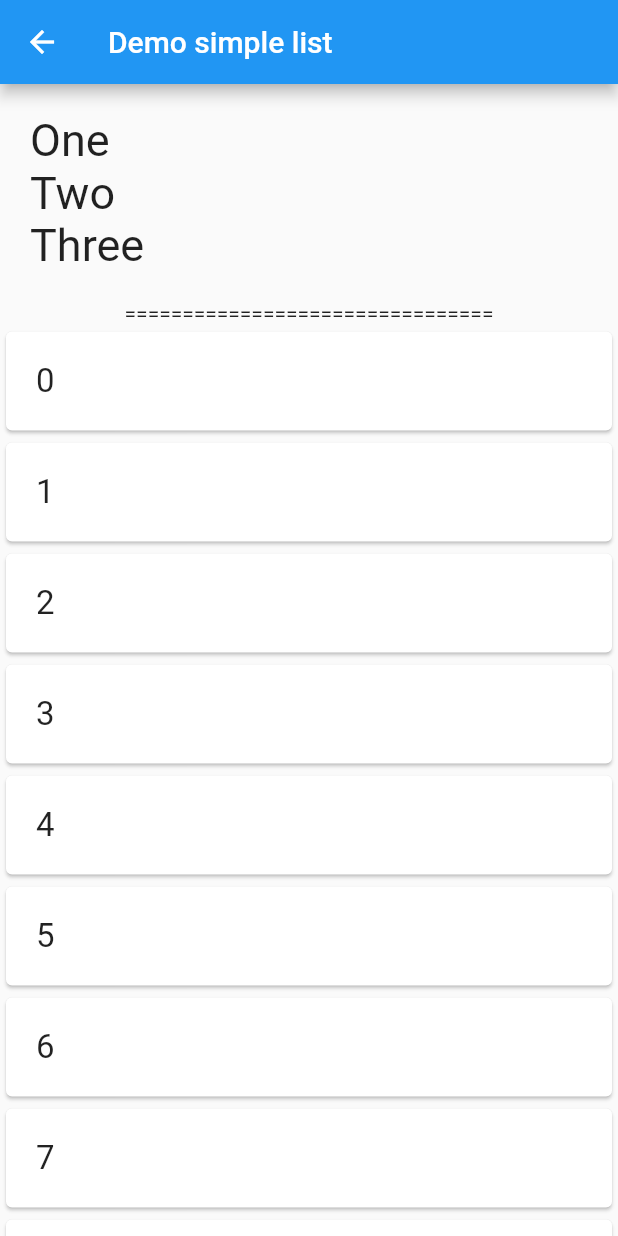
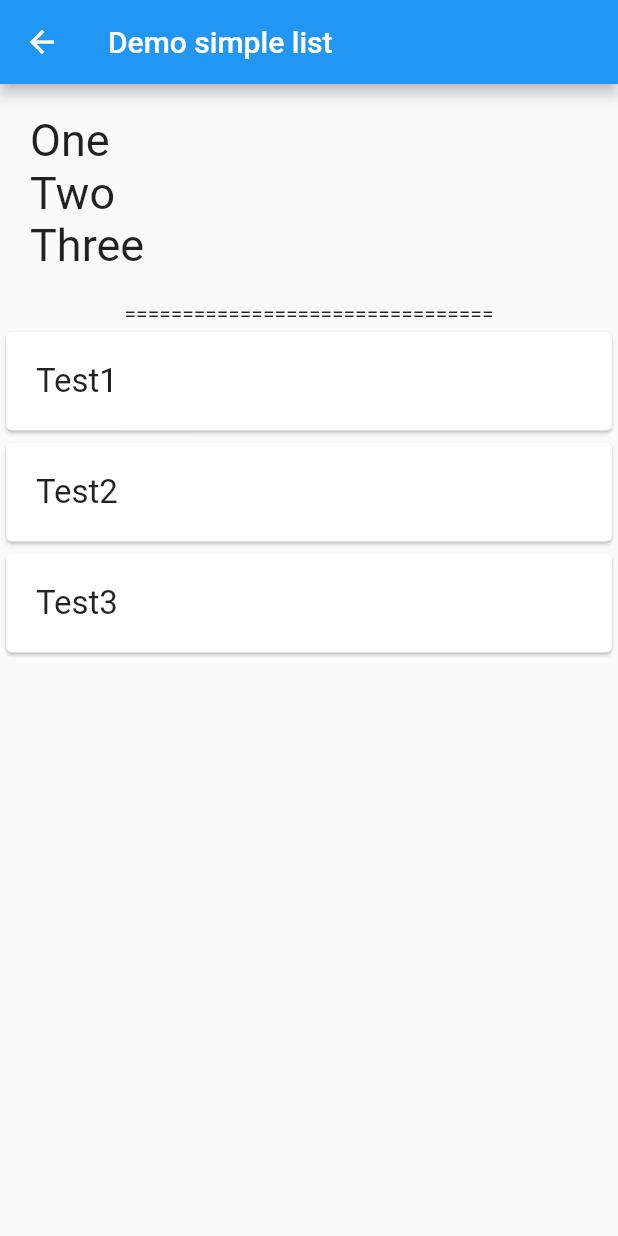
Before and after one commit to doremichen/flutter_list_demo, a Flutter app: the screen it shows after launch, after a tap on "List demo1", on a phone screen of 412 x 824 dp. Run offline on Flutter 3.47's test engine with Material 2 defaults, Android fonts, the phone set to English and light mode, and no system bars; our stand-ins replace fluttertoast.

Commit message:
Add dynamic list view button and practice to build the dynamic list

```diff
--- a/lib/main.dart
+++ b/lib/main.dart
@@ -1,4 +1,7 @@
 import 'package:flutter/material.dart';
+
+import 'src/utils.dart';
+import 'src/dynamic_list.dart';
 
 void main() => runApp(MyApp());
 
@@ -26,6 +29,7 @@ class MyApp extends StatelessWidget {
         "simple list demo": (context) => SimpleLitViewRoute(),
         "listview seperator demo": (context) => ListViewSeperatorRoute(),
         "complex listview demo": (context) => ComplexListViewRoute(),
+        "dynamic list view demo": (context) => DynamicListRoute(),
       },
     );
   }
@@ -50,18 +54,6 @@ class MyHomePage extends StatefulWidget {
 }
 
 class _MyHomePageState extends State<MyHomePage> {
-//  int _counter = 0;
-//
-//  void _incrementCounter() {
-//    setState(() {
-//      // This call to setState tells the Flutter framework that something has
-//      // changed in this State, which causes it to rerun the build method below
-//      // so that the display can reflect the updated values. If we changed
-//      // _counter without calling setState(), then the build method would not be
-//      // called again, and so nothing would appear to happen.
-//      _counter++;
-//    });
-//  }
 
   @override
   Widget build(BuildContext context) {
@@ -98,6 +90,12 @@ class _MyHomePageState extends State<MyHomePage> {
           mainAxisAlignment: MainAxisAlignment.start,
           children: <Widget>[
             RaisedButton(
+              child: Text("Test toast"),
+              onPressed: () {
+                Utils.showToast("Hi Adam...");
+              },
+            ),
+            RaisedButton(
               child: Text("List demo1"),
               onPressed: () {
                   Navigator.pushNamed(context, "simple list demo");
@@ -115,26 +113,25 @@ class _MyHomePageState extends State<MyHomePage> {
                 Navigator.pushNamed(context, "complex listview demo");
               },
             ),
-//            Text(
-//              'You have pushed the button this many times:',
-//            ),
-//            Text(
-//              '$_counter',
-//              style: Theme.of(context).textTheme.display1,
-//            ),
+            RaisedButton(
+              child: Text("Dynamic list view"),
+              onPressed: () {
+                Navigator.pushNamed(context, "dynamic list view demo");
+              },
+            ),
           ],
         ),
       ),
-//      floatingActionButton: FloatingActionButton(
-//        onPressed: _incrementCounter,
-//        tooltip: 'Increment',
-//        child: Icon(Icons.add),
-//      ), // This trailing comma makes auto-formatting nicer for build methods.
     );
   }
 }
 
 class SimpleLitViewRoute extends StatelessWidget {
+
+  List<String> itemName = ["Test1", "Test2", "Test3"];
+  // TextField controller
+  TextEditingController _controller = TextEditingController();
+
   @override
   Widget build(BuildContext context) {
     return Scaffold(
@@ -156,12 +153,25 @@ class SimpleLitViewRoute extends StatelessWidget {
           ),
           Text("================================"),
           Expanded(
-            child: ListView.builder(itemBuilder: (context, position) {
-              return Card(
-                child: Padding(padding: const EdgeInsets.all(20.0),
-                  child: Text(position.toString(), style: TextStyle(fontSize: 22.0),),),
+            child: ListView.builder(
+              itemCount: itemName.length,
+              itemBuilder: (context, position) {
+
+              // click listener
+              return GestureDetector(
+                child: Card(
+                  child: Padding(
+                    padding: const EdgeInsets.all(20.0),
+                    child: Text(itemName[position], style: TextStyle(fontSize: 22.0),),
+                  ),
+                ),
+                onTap: () {
+                  Utils.showToast("item $position is clicked...");
+                },
               );
-            }),
+
+             },
+            ),
           ),
 
         ],
@@ -261,5 +271,4 @@ class ComplexListViewRoute extends StatelessWidget {
       ),
     );
   }
-
 }
--- /dev/null
+++ b/lib/src/utils.dart
@@ -0,0 +1,10 @@
+///
+/// This is used to as a toolset
+///
+
+import 'package:fluttertoast/fluttertoast.dart';
+
+
+class Utils {
+  static void showToast(String msg) => Fluttertoast.showToast(msg: msg);
+}
--- a/pubspec.yaml
+++ b/pubspec.yaml
@@ -19,6 +19,7 @@ dependencies:
   # The following adds the Cupertino Icons font to your application.
   # Use with the CupertinoIcons class for iOS style icons.
   cupertino_icons: ^0.1.2
+  fluttertoast: ^2.2.2
 
 dev_dependencies:
   flutter_test:
```
Also changed, not shown: lib/src/dynamic_list.dart (added, +75 -0 lines).
